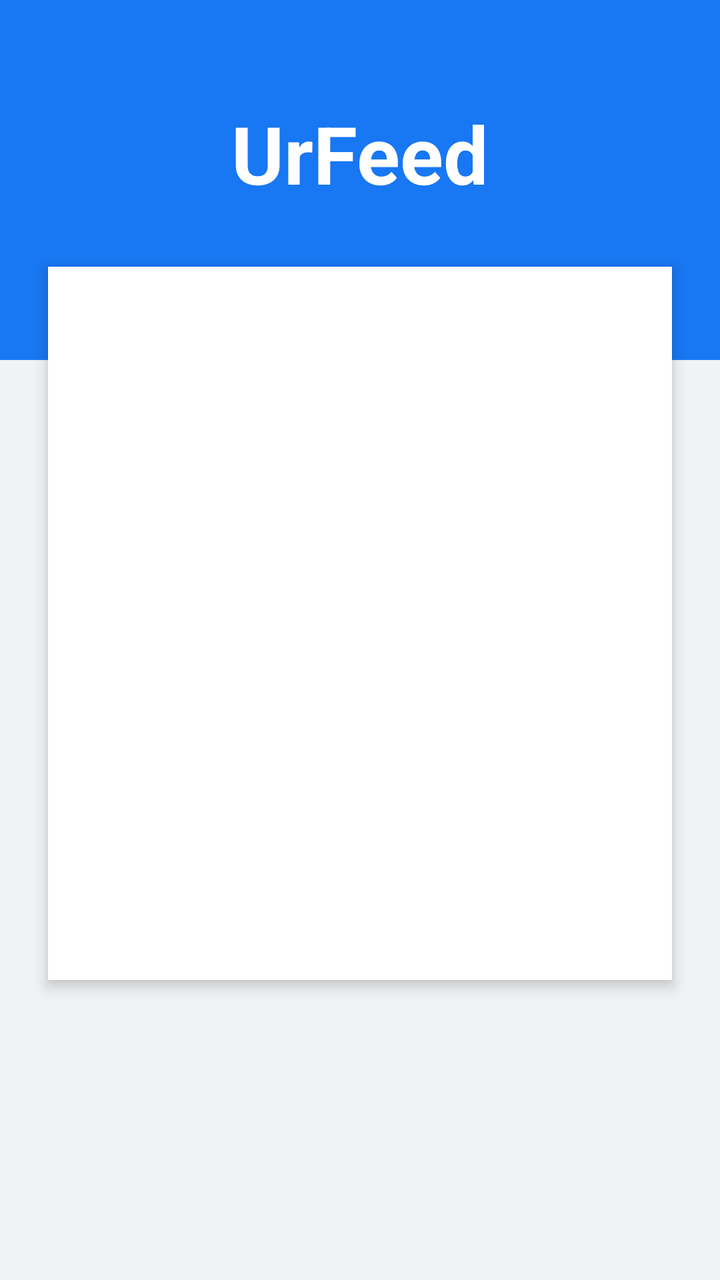
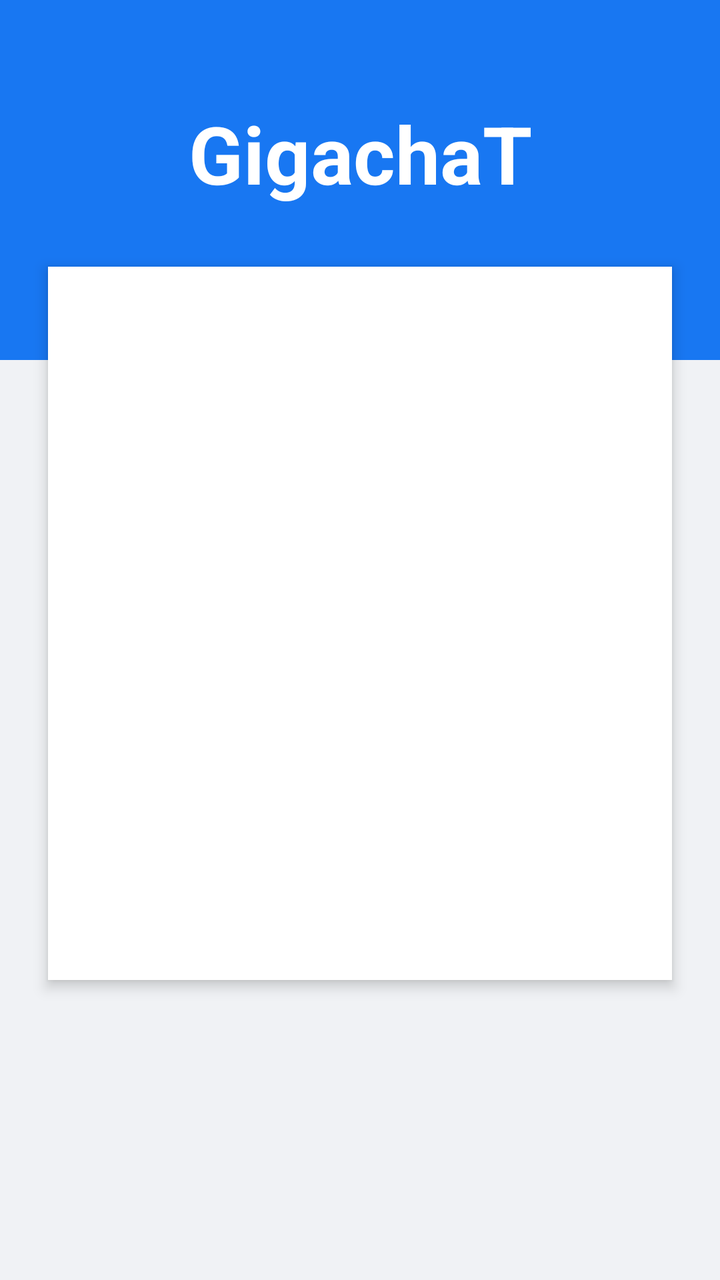

Compare the two renders of this Android layout. The source of the first and the diff that turns it into the second are given below.
<!-- AndroidManifest.xml: application theme Theme.SteerApp -->
<!-- res/layout/activity_sec.xml -->
<?xml version="1.0" encoding="utf-8"?>
<androidx.constraintlayout.widget.ConstraintLayout xmlns:android="http://schemas.android.com/apk/res/android"
    xmlns:app="http://schemas.android.com/apk/res-auto"
    xmlns:tools="http://schemas.android.com/tools"
    android:id="@+id/main"
    android:layout_width="match_parent"
    android:layout_height="match_parent"
    android:background="#F0F2F5"
    tools:context=".pertemuan2.SecActivity">

    <View
        android:id="@+id/headerBar"
        android:layout_width="match_parent"
        android:layout_height="180dp"
        android:background="#1877F2"
        app:layout_constraintTop_toTopOf="parent" />

    <TextView
        android:id="@+id/textView2"
        android:layout_width="wrap_content"
        android:layout_height="wrap_content"
        android:layout_marginTop="50dp"
        android:text="UrFeed"
        android:textColor="#FFFFFF"
        android:textSize="40sp"
        android:textStyle="bold"
        app:layout_constraintEnd_toEndOf="parent"
        app:layout_constraintStart_toStartOf="parent"
        app:layout_constraintTop_toTopOf="parent" />

    <View
        android:id="@+id/cardBackground"
        android:layout_width="0dp"
        android:layout_height="0dp"
        android:layout_marginStart="24dp"
        android:layout_marginTop="30dp"
        android:layout_marginEnd="24dp"
        android:layout_marginBottom="150dp"
        android:background="#FFFFFF"
        android:elevation="4dp"
        app:layout_constraintBottom_toBottomOf="parent"
        app:layout_constraintEnd_toEndOf="parent"
        app:layout_constraintStart_toStartOf="parent"
        app:layout_constraintTop_toBottomOf="@+id/textView2" />

    <TextView
        android:id="@+id/textNama"
        android:layout_width="wrap_content"
        android:layout_height="wrap_content"
        android:layout_marginTop="32dp"
        android:text="Nama Lengkap!"
        android:textColor="#1C1E21"
        android:textSize="16sp"
        android:textStyle="bold"
        app:layout_constraintStart_toStartOf="@+id/cardBackground"
        android:layout_marginStart="20dp"
        app:layout_constraintTop_toTopOf="@+id/cardBackground" />

    <EditText
        android:id="@+id/inputNama"
        android:layout_width="0dp"
        android:layout_height="55dp"
        android:layout_marginStart="20dp"
        android:layout_marginTop="8dp"
        android:layout_marginEnd="20dp"
        android:background="@android:drawable/editbox_background_normal"
        android:hint="Masukkan nama Anda..."
        android:inputType="text"
        android:padding="12dp"
        android:textSize="16sp"
        app:layout_constraintEnd_toEndOf="@+id/cardBackground"
        app:layout_constraintStart_toStartOf="@+id/cardBackground"
        app:layout_constraintTop_toBottomOf="@+id/textNama" />

    <Button
        android:id="@+id/btnSubmit"
        android:layout_width="0dp"
        android:layout_height="50dp"
        android:layout_marginTop="24dp"
        android:backgroundTint="#1877F2"
        android:text="Masuk"
        android:textAllCaps="false"
        android:textSize="18sp"
        android:textStyle="bold"
        app:cornerRadius="6dp"
        app:layout_constraintEnd_toEndOf="@+id/inputNama"
        app:layout_constraintStart_toStartOf="@+id/inputNama"
        app:layout_constraintTop_toBottomOf="@+id/inputNama" />

    <TextView
        android:id="@+id/textHelp"
        android:layout_width="wrap_content"
        android:layout_height="wrap_content"
        android:layout_marginTop="20dp"
        android:text="Lupa Kata Sandi?"
        android:textColor="#1877F2"
        android:textSize="14sp"
        app:layout_constraintEnd_toEndOf="@+id/cardBackground"
        app:layout_constraintStart_toStartOf="@+id/cardBackground"
        app:layout_constraintTop_toBottomOf="@+id/btnSubmit" />

    <View
        android:id="@+id/divider"
        android:layout_width="0dp"
        android:layout_height="1dp"
        android:layout_marginTop="24dp"
        android:background="#DADDE1"
        app:layout_constraintEnd_toEndOf="@+id/inputNama"
        app:layout_constraintStart_toStartOf="@+id/inputNama"
        app:layout_constraintTop_toBottomOf="@+id/textHelp" />

    <Button
        android:id="@+id/btnCreateAccount"
        android:layout_width="wrap_content"
        android:layout_height="wrap_content"
        android:layout_marginTop="24dp"
        android:backgroundTint="#42B72A"
        android:text="Buat Akun"
        android:textAllCaps="false"
        app:cornerRadius="6dp"
        app:layout_constraintEnd_toEndOf="@+id/cardBackground"
        app:layout_constraintStart_toStartOf="@+id/cardBackground"
        app:layout_constraintTop_toBottomOf="@+id/divider" />

</androidx.constraintlayout.widget.ConstraintLayout>
<!-- resources referenced by this layout -->
<resources>
  <style name="Theme.SteerApp" parent="Base.Theme.SteerApp" />
  <style name="Base.Theme.SteerApp" parent="Theme.Material3.DayNight.NoActionBar">
          
          
      </style>
</resources>

<!-- the commit's change to res/layout/activity_sec.xml (unified diff, before → after) -->
@@ -20,7 +20,7 @@
         android:layout_width="wrap_content"
         android:layout_height="wrap_content"
         android:layout_marginTop="50dp"
-        android:text="UrFeed"
+        android:text="GigachaT"
         android:textColor="#FFFFFF"
         android:textSize="40sp"
         android:textStyle="bold"
